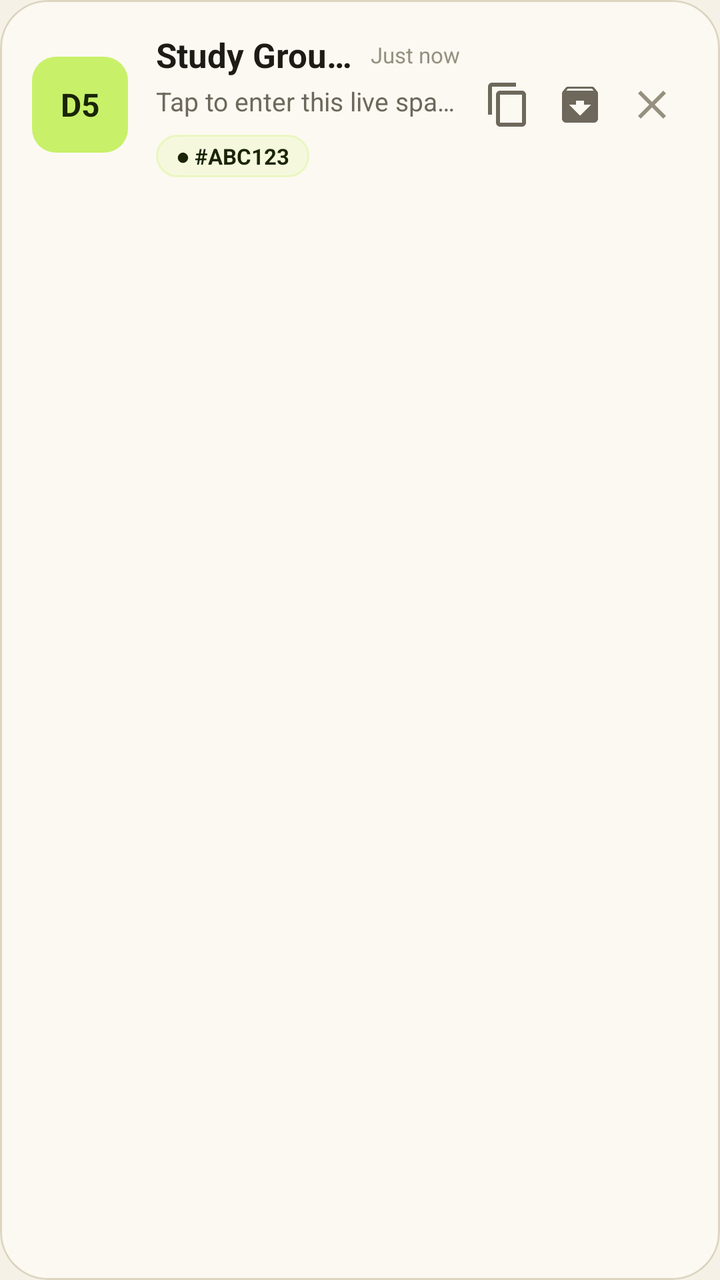
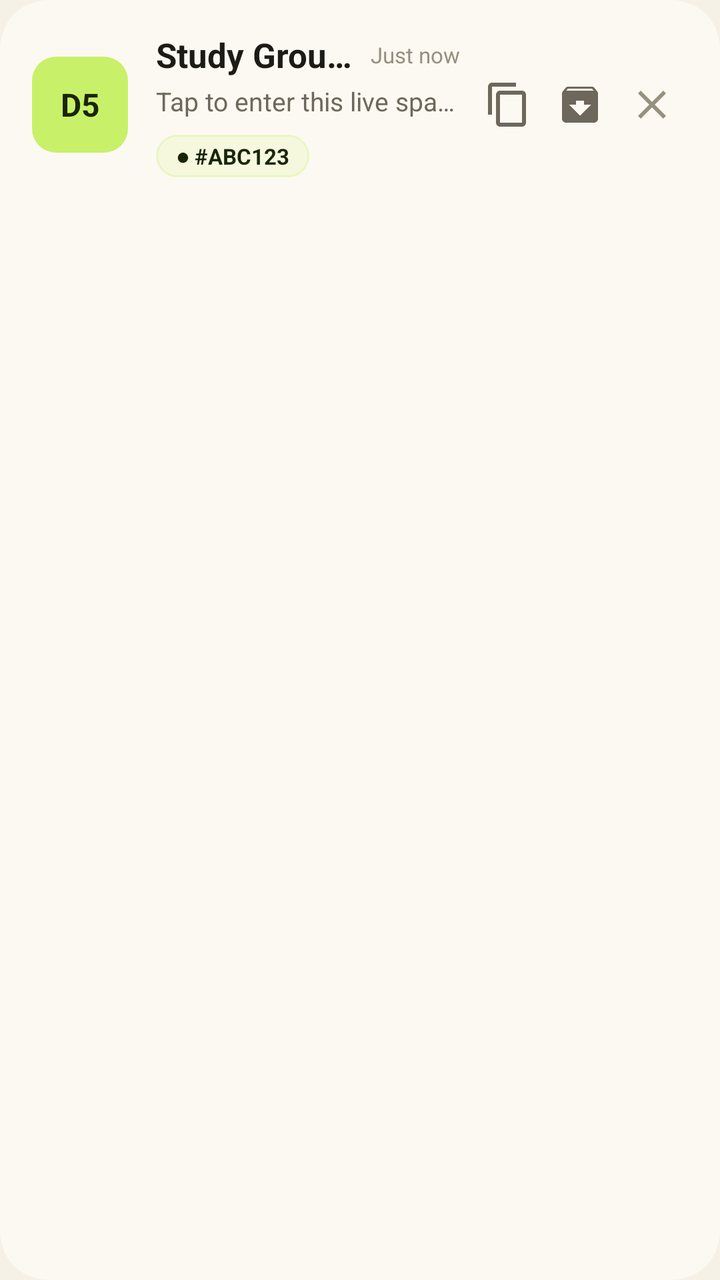

Two renders of the same Android screen: before a commit and after it. Below are the layout's source before the change and the commit's diff.
<!-- AndroidManifest.xml: application theme Theme.RunApp -->
<!-- res/layout/item_recent_room.xml -->
<?xml version="1.0" encoding="utf-8"?>
<com.google.android.material.card.MaterialCardView xmlns:android="http://schemas.android.com/apk/res/android"
    xmlns:app="http://schemas.android.com/apk/res-auto"
    android:id="@+id/cardRecentRoomItem"
    android:layout_width="match_parent"
    android:layout_height="wrap_content"
    android:layout_marginBottom="12dp"
    app:cardCornerRadius="24dp"
    app:cardElevation="0dp"
    app:strokeWidth="1dp"
    app:strokeColor="@color/run_panel_hover"
    app:cardBackgroundColor="@color/run_panel"
    android:clickable="true"
    android:focusable="true">

    <LinearLayout
        android:layout_width="match_parent"
        android:layout_height="wrap_content"
        android:gravity="center_vertical"
        android:orientation="horizontal"
        android:padding="16dp">

        
        <TextView
            android:id="@+id/tvRoomInitialsOrb"
            android:layout_width="48dp"
            android:layout_height="48dp"
            android:background="@drawable/bg_brand_logo"
            android:gravity="center"
            android:text="D5"
            android:textColor="@color/run_accent_ink"
            android:textSize="16sp"
            android:textStyle="bold" />

        <LinearLayout
            android:layout_width="0dp"
            android:layout_height="wrap_content"
            android:layout_marginStart="14dp"
            android:layout_weight="1"
            android:orientation="vertical">

            
            <LinearLayout
                android:layout_width="match_parent"
                android:layout_height="wrap_content"
                android:gravity="center_vertical"
                android:orientation="horizontal">

                <TextView
                    android:id="@+id/tvRecentRoomName"
                    android:layout_width="0dp"
                    android:layout_height="wrap_content"
                    android:layout_weight="1"
                    android:ellipsize="end"
                    android:maxLines="1"
                    android:text="Study Group D5"
                    android:textColor="@color/run_text"
                    android:textSize="17sp"
                    android:textStyle="bold" />

                <TextView
                    android:id="@+id/tvRecentRoomTime"
                    android:layout_width="wrap_content"
                    android:layout_height="wrap_content"
                    android:layout_marginStart="8dp"
                    android:text="Just now"
                    android:textColor="@color/run_subtle"
                    android:textSize="11sp" />
            </LinearLayout>

            
            <TextView
                android:id="@+id/tvRecentRoomPreview"
                android:layout_width="match_parent"
                android:layout_height="wrap_content"
                android:layout_marginTop="3dp"
                android:ellipsize="end"
                android:maxLines="1"
                android:text="Tap to enter this live space"
                android:textColor="@color/run_muted"
                android:textSize="13sp" />

            
            <LinearLayout
                android:layout_width="wrap_content"
                android:layout_height="wrap_content"
                android:layout_marginTop="8dp"
                android:gravity="center_vertical"
                android:orientation="horizontal">

                <TextView
                    android:id="@+id/tvRecentRoomCode"
                    android:layout_width="wrap_content"
                    android:layout_height="wrap_content"
                    android:background="@drawable/bg_pill_accent"
                    android:paddingStart="10dp"
                    android:paddingTop="3dp"
                    android:paddingEnd="10dp"
                    android:paddingBottom="3dp"
                    android:text="● #ABC123"
                    android:textColor="@color/run_accent_ink"
                    android:textSize="11sp"
                    android:textStyle="bold" />

                <TextView
                    android:id="@+id/tvRoomMutedBadge"
                    android:layout_width="wrap_content"
                    android:layout_height="wrap_content"
                    android:layout_marginStart="6dp"
                    android:background="@drawable/bg_pill_neutral"
                    android:paddingStart="8dp"
                    android:paddingTop="3dp"
                    android:paddingEnd="8dp"
                    android:paddingBottom="3dp"
                    android:text="🔕 Muted"
                    android:textColor="@color/run_muted"
                    android:textSize="11sp"
                    android:visibility="gone" />
            </LinearLayout>
        </LinearLayout>

        <LinearLayout
            android:layout_width="wrap_content"
            android:layout_height="wrap_content"
            android:gravity="center_vertical"
            android:orientation="horizontal"
            android:layout_marginStart="6dp">

            <ImageButton
                android:id="@+id/btnCopyRecentCode"
                android:layout_width="36dp"
                android:layout_height="36dp"
                android:background="?attr/selectableItemBackgroundBorderless"
                android:contentDescription="Copy code"
                android:src="@drawable/ic_content_copy"
                app:tint="@color/run_muted" />

            <ImageButton
                android:id="@+id/btnArchiveRecent"
                android:layout_width="36dp"
                android:layout_height="36dp"
                android:background="?attr/selectableItemBackgroundBorderless"
                android:contentDescription="Archive room"
                android:src="@drawable/ic_archive"
                app:tint="@color/run_muted" />

            <ImageButton
                android:id="@+id/btnDeleteRecent"
                android:layout_width="36dp"
                android:layout_height="36dp"
                android:background="?attr/selectableItemBackgroundBorderless"
                android:contentDescription="Remove room"
                android:src="@drawable/ic_close"
                app:tint="@color/run_subtle" />
        </LinearLayout>
    </LinearLayout>
</com.google.android.material.card.MaterialCardView>
<!-- resources referenced by this layout -->
<resources>
  <color name="run_accent_ink">#1A2407</color>
  <color name="run_muted">#6D685B</color>
  <color name="run_panel">#FCF9F2</color>
  <color name="run_panel_hover">#DDD5C1</color>
  <color name="run_subtle">#969080</color>
  <color name="run_text">#1D1B16</color>
  <!-- drawable bg_brand_logo (drawable) -->
  <?xml version="1.0" encoding="utf-8"?>
  <shape xmlns:android="http://schemas.android.com/apk/res/android"
      android:shape="rectangle">
      <solid android:color="#c8f169" />
      <corners android:radius="12dp" />
  </shape>
  <!-- drawable bg_pill_accent (drawable) -->
  <?xml version="1.0" encoding="utf-8"?>
  <shape xmlns:android="http://schemas.android.com/apk/res/android"
      android:shape="rectangle">
      <solid android:color="#26c8f169" />
      <stroke android:width="1dp" android:color="#4dc8f169" />
      <corners android:radius="100dp" />
  </shape>
  <!-- drawable bg_pill_neutral (drawable) -->
  <?xml version="1.0" encoding="utf-8"?>
  <shape xmlns:android="http://schemas.android.com/apk/res/android"
      android:shape="rectangle">
      <solid android:color="#1b1d26" />
      <stroke android:width="1dp" android:color="#2c303f" />
      <corners android:radius="100dp" />
  </shape>
  <!-- drawable ic_archive (drawable) -->
  <vector xmlns:android="http://schemas.android.com/apk/res/android"
      android:width="24dp"
      android:height="24dp"
      android:viewportWidth="24"
      android:viewportHeight="24">
      <path
          android:fillColor="#FFFFFF"
          android:pathData="M20.54,5.23l-1.39,-1.68C18.88,3.21 18.47,3 18,3H6c-0.47,0 -0.88,0.21 -1.16,0.55L3.46,5.23C3.17,5.57 3,6.02 3,6.5V19c0,1.1 0.9,2 2,2h14c1.1,0 2,-0.9 2,-2V6.5c0,-0.48 -0.17,-0.93 -0.46,-1.27zM12,17.5L6.5,12H10v-2h4v2h3.5L12,17.5zM5.12,5l0.81,-1h12l0.94,1H5.12z"/>
  </vector>
  <!-- drawable ic_close (drawable) -->
  <vector xmlns:android="http://schemas.android.com/apk/res/android"
      android:width="24dp"
      android:height="24dp"
      android:viewportWidth="24"
      android:viewportHeight="24">
      <path
          android:fillColor="#FFFFFFFF"
          android:pathData="M19,6.41L17.59,5 12,10.59 6.41,5 5,6.41 10.59,12 5,17.59 6.41,19 12,13.41 17.59,19 19,17.59 13.41,12z"/>
  </vector>
  <!-- drawable ic_content_copy (drawable) -->
  <vector xmlns:android="http://schemas.android.com/apk/res/android"
      android:width="24dp"
      android:height="24dp"
      android:viewportWidth="24"
      android:viewportHeight="24">
      <path
          android:fillColor="#FFFFFFFF"
          android:pathData="M16,1H4c-1.1,0 -2,0.9 -2,2v14h2V3h12V1zm3,4H8c-1.1,0 -2,0.9 -2,2v14c0,1.1 0.9,2 2,2h11c1.1,0 2,-0.9 2,-2V7c0,-1.1 -0.9,-2 -2,-2zm0,16H8V7h11v14z"/>
  </vector>
  <style name="Theme.RunApp" parent="Theme.Material3.DayNight.NoActionBar">
          <item name="colorPrimary">@color/run_accent</item>
          <item name="colorOnPrimary">@color/run_accent_ink</item>
          <item name="colorSecondary">@color/run_purple</item>
          <item name="android:statusBarColor">@color/run_bg</item>
          <item name="android:navigationBarColor">@color/run_bg</item>
          <item name="android:windowBackground">@color/run_bg</item>
          <item name="colorSurface">@color/run_panel</item>
          <item name="colorOnSurface">@color/run_text</item>
          <item name="colorSurfaceVariant">@color/run_panel_soft</item>
          <item name="colorOnSurfaceVariant">@color/run_muted</item>
      </style>
  <color name="run_accent">#B5E53E</color>
  <color name="run_purple">#6857D6</color>
  <color name="run_bg">#F5F1E6</color>
  <color name="run_panel_soft">#EAE4D3</color>
</resources>

<!-- the commit's change to res/layout/item_recent_room.xml (unified diff, before → after) -->
@@ -7,7 +7,7 @@
     android:layout_marginBottom="12dp"
     app:cardCornerRadius="24dp"
     app:cardElevation="0dp"
-    app:strokeWidth="1dp"
+    app:strokeWidth="0dp"
     app:strokeColor="@color/run_panel_hover"
     app:cardBackgroundColor="@color/run_panel"
     android:clickable="true"
@@ -92,6 +92,9 @@
                     android:id="@+id/tvRecentRoomCode"
                     android:layout_width="wrap_content"
                     android:layout_height="wrap_content"
+                    android:ellipsize="end"
+                    android:maxLines="1"
+                    android:singleLine="true"
                     android:background="@drawable/bg_pill_accent"
                     android:paddingStart="10dp"
                     android:paddingTop="3dp"
